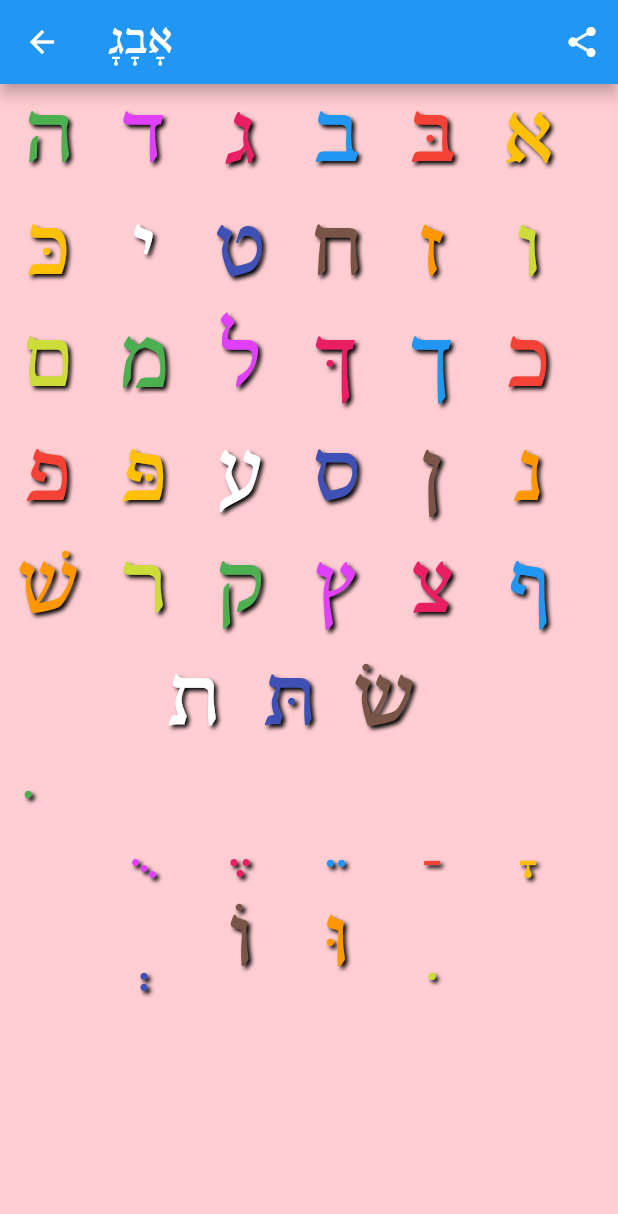
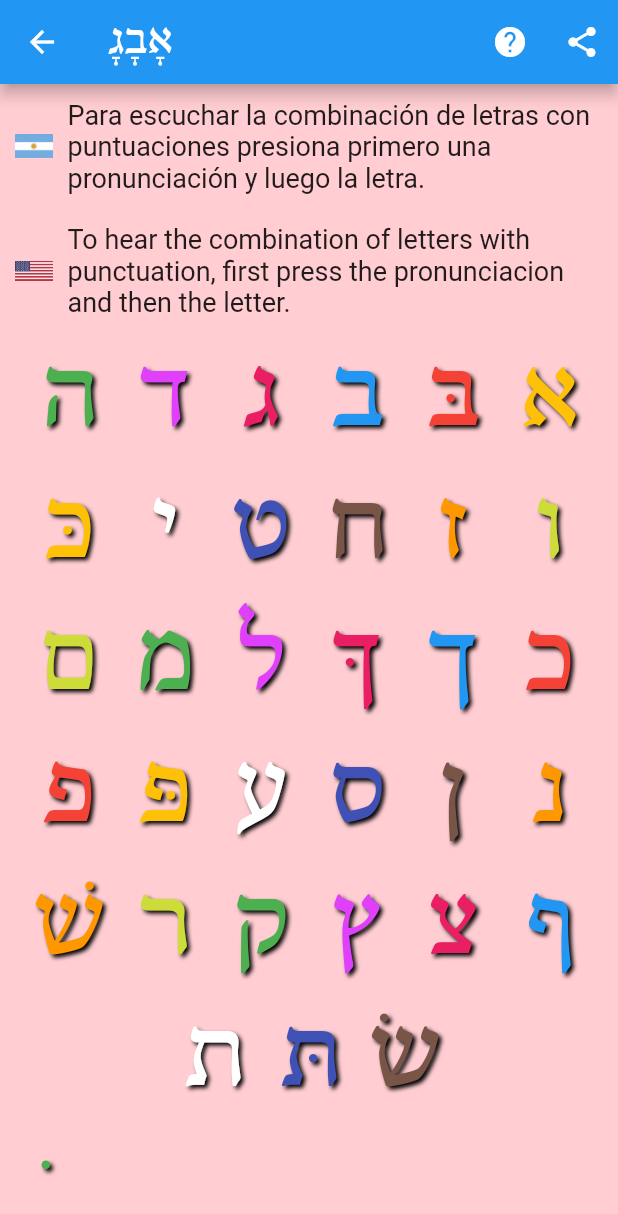
Before and after one commit to tuvia/komatzalef, a Flutter app: the WidgetAvaros screen opened directly, on a phone screen of 412 x 824 dp. Shown: the top 1214 px of the screen. Run offline on Flutter 3.47's test engine with Material 2 defaults, Android fonts, the phone set to English and light mode, and no system bars; our stand-ins replace just_audio, share; missing offline and left inert: blinking_text.

Commit message:
Stable version

```diff
--- a/lib/globals.dart
+++ b/lib/globals.dart
@@ -1,7 +1,7 @@
+import 'dart:io';
 import 'package:flutter/material.dart';
 import 'package:komatzalef/shvo.dart';
 import 'package:share/share.dart';
-import 'dart:io';
 import 'package:blinking_text/blinking_text.dart';
 import 'package:just_audio/just_audio.dart';
 
@@ -14,6 +14,8 @@
 
 const double globalElevation = 12.0;
 const double globalInset = 8.0;
+const String globalFontFamily = "SBL";
+const double globalFontSize = 70;
 
 
 class ScreenDefinition {
@@ -165,7 +167,7 @@
 /*
  * This function build the regular screen showing words
  */
-Widget buildWordsScreen(String title, List<Word> words, {String spanish = "", String english = "", ShvoType type = ShvoType.one}) {
+Widget buildWordsScreen(BuildContext context, String title, List<Word> words, {String spanish = "", String english = "", ShvoType type = ShvoType.one}) {
   List<Widget> wl = [];
 
   // This would be the description of the rules explained
@@ -203,7 +205,7 @@
 
   return Scaffold(
     backgroundColor: globalColor,
-    appBar: buildAppBar(title),
+    appBar: buildAppBar(context, title),
     body: Padding(
       padding: const EdgeInsets.all(globalInset),
       child: SingleChildScrollView(
@@ -238,7 +240,7 @@
             textAlign: TextAlign.center,
             style: TextStyle(
               color: screens[index].textColor,
-              fontFamily: "SBL",
+              fontFamily: globalFontFamily,
               fontSize: 70,
               shadows: const [
                 Shadow(
@@ -280,10 +282,21 @@
    * This is because of the Parental Gate.
    * All Screens call this function
    */
-AppBar buildAppBar(String title) {
+AppBar buildAppBar(BuildContext context, String title) {
+  IconButton helpIcon = IconButton(
+    onPressed: () {
+      Navigator.push(
+          context,
+          MaterialPageRoute(
+              builder: (context) => const WidgetHelpScreen()));
+    }, icon: const Icon(Icons.help),
+  );
+
   if (Platform.isAndroid) {
+
     return AppBar(
       actions: [
+        helpIcon,
         IconButton(
             onPressed: () {
               const url =
@@ -295,19 +308,51 @@
             icon: const Icon(Icons.share)),
       ],
       title: Text(title, style: const TextStyle(
-        fontFamily: "SBL",
+        fontFamily: globalFontFamily,
         fontSize: 30,
       ),),
     );
   } else {
     return AppBar(
+      actions: [
+        helpIcon,
+      ],
       title: Text(title, style: const TextStyle(
-      fontFamily: "SBL",
+        fontFamily: globalFontFamily,
         fontSize: 30,
       ),),
     );
   }
 }
+
+
+
+/*
+ * This widget prints the disclaimer message
+ */
+class WidgetHelpScreen extends StatelessWidget {
+  const WidgetHelpScreen({Key? key}) : super(key: key);
+
+  static String spanish = "Sobre gramática hebrea hay dos opiniones generales: GRO (Gaón Rabí Eliahu) y RAZO (Rabí Zalman Heno). Los líderes de Jabad acostumbraban a pronunciar como el RAZO. Esa es la costumbre de Jabad. Esta aplicación está construida alrededor de esa opinión.";
+  static String english = "Regarding hebrew grammar there are two general opinions: GRO (Gaon Rabbi Elyiahu) and RAZO (Rabbi Zalman Heno). The Chabad leaders used to pronounce like the RAZO. That is the custom in Chabad. This application is built around that opinion.";
+
+  @override
+  Widget build(BuildContext context) {
+    return Scaffold(
+      backgroundColor: globalColor,
+      appBar: buildAppBar(context, ""),
+      body: Padding(
+        padding: const EdgeInsets.all(globalInset),
+        child: SingleChildScrollView(
+            child:  buildDescriptions(english: english, spanish: spanish)
+        ),
+      ),
+    );
+  }
+}
+
+
+
 
 
 /*
--- a/lib/hei.dart
+++ b/lib/hei.dart
@@ -42,6 +42,6 @@
     String spanish = "Cuando la letra HEI está al final de una palabra y tiene un DOGUESH adentro, tiene un sonido especial, como aire saliendo de la garganta.";
     String english = "When the letter HEI is at the end of a word and has a DOGESH inside, ha s aspecial sound, like air coming out of the throat.";
 
-    return buildWordsScreen(title, words, spanish: spanish, english: english);
+    return buildWordsScreen(context, title, words, spanish: spanish, english: english);
   }
 }
--- a/lib/jes.dart
+++ b/lib/jes.dart
@@ -58,6 +58,6 @@
     String spanish = "Cuando la letra JES aparece con un PATOJ al comienzo o en medio de la palabra, suenan JA. Pero cuando aparecen al final de una palabra, suena AJ.";
     String english = "When the letter CHES appears with a PATOCH at the beginning or in the middle of a word, they sound CHA. But when appear at the end of a word, they sound ACH.";
 
-    return buildWordsScreen(title, words, spanish: spanish, english: english);
+    return buildWordsScreen(context, title, words, spanish: spanish, english: english);
   }
 }
--- a/lib/letters.dart
+++ b/lib/letters.dart
@@ -86,10 +86,12 @@
     notifyListeners();
   }
 
-  void arrange() {
+  void arrange({bool notify = true}) {
     workingLetters.clear();
     workingLetters.addAll(letters);
+    if (notify) {
       notifyListeners();
+    }
   }
 
   void play(Ois ois) async {
@@ -654,12 +656,12 @@
 
 
 
-  String getAvara(Ois ois, Nekuda nekuda) {
+  Avara getAvara(Ois ois, Nekuda nekuda) {
     List<Avara> _list = _getAvaraList(nekuda);
 
     // find the proper avara in the list
     int index = _list.indexWhere((element) => element.sound.substring(3, 5).contains(ois.sound.substring(1, 3)));
-    return _list[index].avara;
+    return _list[index];
   }
 
 
@@ -670,8 +672,9 @@
 class Nekuda {
   final String nekuda;
   late String sound;
+  final String withAlef;
 
-  Nekuda(this.nekuda, this.sound) {
+  Nekuda(this.nekuda, this.sound, this.withAlef) {
     sound = 'n' + sound + '.mp3';
   }
 }
@@ -688,16 +691,16 @@
     // Initialize audio player
     audioPlayer = AudioPlayer();
 
-    nekudos.add(Nekuda('ָ ', "00")); // komatz
-    nekudos.add(Nekuda('ַ ', "01")); // pataj
-    nekudos.add(Nekuda('ֵ ', "02")); // tzeire
-    nekudos.add(Nekuda('ֶ ', "03")); // segol
-    nekudos.add(Nekuda('ֻ ', "04")); // shuruk
-    nekudos.add(Nekuda('ֹ ', "05")); // joilom
-    nekudos.add(Nekuda('ִ ', "06")); // jirik
-    nekudos.add(Nekuda("וּ", "07")); // kubutz
-    nekudos.add(Nekuda('ֹו', "09")); // Joilom Molei
-    nekudos.add(Nekuda('ְ ', "08")); // shvo
+    nekudos.add(Nekuda('ָ ', "00", "אָ")); // komatz
+    nekudos.add(Nekuda('ַ ', "01", "אַ")); // pataj
+    nekudos.add(Nekuda('ֵ ', "02", "אֵ")); // tzeire
+    nekudos.add(Nekuda('ֶ ', "03", "אֶ")); // segol
+    nekudos.add(Nekuda('ֻ ', "04", "אֻ")); // shuruk
+    nekudos.add(Nekuda('ֹ ', "05", "אֹ")); // joilom
+    nekudos.add(Nekuda('ִ ', "06", "אִ")); // jirik
+    nekudos.add(Nekuda("וּ", "07", "אוּ")); // kubutz
+    nekudos.add(Nekuda('ֹו', "09", "אוֹ")); // Joilom Molei
+    nekudos.add(Nekuda('ְ ', "08", "אְ")); // shvo
 
 
     workingNekudos.addAll(nekudos);
@@ -726,10 +729,12 @@
     notifyListeners();
   }
 
-  void arrange() {
+  void arrange({bool notify = true}) {
     workingNekudos.clear();
     workingNekudos.addAll(nekudos);
+    if (notify) {
       notifyListeners();
+    }
   }
 
 }
@@ -759,7 +764,7 @@
 
     return Scaffold(
       backgroundColor: globalColor,
-      appBar: buildAppBar(widget.title),
+      appBar: buildAppBar(context, widget.title),
       body: Consumer<OisProvider>(builder: (context, oisProvider, child) {
         List _list = oisProvider.get();
 
@@ -814,11 +819,12 @@
       ),
       onPressed: () async {
         oisProvider.play(ois);
+        await dialogScreen(context, ois.ois, ois.sound);
       },
       child: Text(ois.ois,
           style: TextStyle(
-            fontFamily: "SBL",
-            fontSize: 60,
+            fontFamily: globalFontFamily,
+            fontSize: globalFontSize,
             color: letterColors[colorIndex],
             shadows: const [
               Shadow(
@@ -850,7 +856,7 @@
 
     return Scaffold(
       backgroundColor: globalColor,
-      appBar: buildAppBar(widget.title),
+      appBar: buildAppBar(context, widget.title),
       body: Consumer<NekudaProvider>(builder: (context, nekudaProvider, child) {
         List _list = nekudaProvider.get();
 
@@ -858,6 +864,9 @@
         for (int i = 0; i < _list.length; i++) {
           wl.add(buildNekuda(nekudaProvider, _list[i]));
         }
+
+        wl.add(const SizedBox(height: 15,));
+        wl.add(buildNekudosTable());
 
         return SingleChildScrollView(
           child: Wrap(
@@ -904,11 +913,12 @@
       ),
       onPressed: () async {
         nekudaProvider.play(nekuda);
+        await dialogScreen(context, nekuda.withAlef, nekuda.sound);
       },
       child: Text(nekuda.nekuda,
           style: TextStyle(
-            fontFamily: "SBL",
-            fontSize: 60,
+            fontFamily: globalFontFamily,
+            fontSize: globalFontSize,
             color: letterColors[colorIndex],
             shadows: const [
               Shadow(
@@ -944,7 +954,11 @@
   @override
   void initState() {
     _oisProvider = Provider.of<OisProvider>(context, listen: false);
+    _oisProvider.arrange(notify: false);
+
     _nekudaProvider = Provider.of<NekudaProvider>(context, listen: false);
+    _nekudaProvider.arrange(notify: false);
+
     _avaraProvider = Provider.of<AvaraProvider>(context, listen: false);
     super.initState();
   }
@@ -955,7 +969,7 @@
 
       return Scaffold(
         backgroundColor: globalColor,
-        appBar: buildAppBar(widget.title),
+        appBar: buildAppBar(context, widget.title),
         body: buildAvaros(),
       );
     }
@@ -966,9 +980,14 @@
 
       List<Ois> letters = _oisProvider.get();
       List<Nekuda> nekudos = _nekudaProvider.get();
+
       List<Widget> wl1 = [];
       List<Widget> wl2 = [];
 
+      String spanish = "Para escuchar la combinación de letras con puntuaciones presiona primero una pronunciación y luego la letra.";
+      String english = "To hear the combination of letters with punctuation, first press the pronunciacion and then the letter.";
+      wl1.add(buildDescriptions(spanish: spanish, english: english));
+      wl1.add(const SizedBox(height: 15));
 
       for (int i = 0; i < letters.length; i++) {
         wl1.add(TextButton(
@@ -984,7 +1003,8 @@
                 _avaraProvider.play(letters[i], nekudaPressed);
                 wasNekudaPressed = false;
 
-                await dialogScreen(context, letters[i], nekudaPressed);
+                Avara avara = _avaraProvider.getAvara(letters[i], nekudaPressed);
+                await dialogScreen(context, avara.avara, avara.sound);
               }
             } else {
               wasNekudaPressed = false;
@@ -992,8 +1012,8 @@
           },
           child: Text(letters[i].ois,
               style: TextStyle(
-                fontFamily: "SBL",
-                fontSize: 60,
+                fontFamily: globalFontFamily,
+                fontSize: globalFontSize,
                 color: letterColors[colorIndex],
                 shadows: const [
                   Shadow(
@@ -1025,8 +1045,8 @@
           },
           child: Text(nekudos[i].nekuda,
               style: TextStyle(
-                fontFamily: "SBL",
-                fontSize: 60,
+                fontFamily: globalFontFamily,
+                fontSize: globalFontSize,
                 color: letterColors[colorIndex],
                 shadows: const [
                   Shadow(
@@ -1065,12 +1085,13 @@
       );
 
   }
+}
 
 
 /*
  * This functions actually shows a letter or avara
  */
-  Future dialogScreen(BuildContext context, Ois ois, Nekuda nekuda) async {
+Future dialogScreen(BuildContext context, String text, String sound) async {
 
   return showDialog(
     context: context,
@@ -1086,10 +1107,10 @@
                 Navigator.pop(context);
               },
               child: Text(
-                  _avaraProvider.getAvara(ois, nekuda),
+                text,
                 style: const TextStyle(
                   fontSize: 300,
-                    fontFamily: 'SBL',
+                  fontFamily: globalFontFamily,
                   shadows: [
                     Shadow(
                       offset: Offset(5.0, 5.0),
@@ -1106,7 +1127,7 @@
                 padding: const EdgeInsets.all(10),
                 child: FloatingActionButton(
                   onPressed: () async {
-                      _avaraProvider.play(ois, nekuda);
+                    play(sound);
                   },
                   child: const Icon(Icons.replay),
                   backgroundColor: Colors.blue,
@@ -1119,4 +1140,3 @@
     },
   );
 }
-}
--- a/lib/main.dart
+++ b/lib/main.dart
@@ -14,9 +14,7 @@
  * Main screens
  */
 const List<ScreenDefinition> screenList = [
-  //ScreenDefinition(WidgetLettersNekudos(type: LettersScreenType.justLetters, title:  "אבג",), "אבג", Colors.red, Colors.amber),
-  //ScreenDefinition(WidgetLettersNekudos(type: LettersScreenType.justNekudos, title: "ֵ ַ ָ ",), "ֵ ַ ָ ", Colors.amber, Colors.red),
-  //ScreenDefinition(WidgetLettersNekudos(type: LettersScreenType.lettersWithNekudos, title: "אָבָגָ",), "אָבָגָ", Colors.blue, Colors.lime),
+
   ScreenDefinition(
       WidgetLettersNekudos(
         title: "אבג",
@@ -129,7 +127,7 @@
   Widget build(BuildContext context) {
     return Scaffold(
         backgroundColor: globalColor,
-        appBar: buildAppBar(globalTitle),
+        appBar: buildAppBar(context, globalTitle),
         body: Container(
             color: globalColor,
             padding: const EdgeInsets.all(globalInset),
--- a/lib/shema.dart
+++ b/lib/shema.dart
@@ -115,7 +115,7 @@
   Widget build(BuildContext context) {
     return Scaffold(
       backgroundColor: globalColor,
-      appBar: buildAppBar(widget.title),
+      appBar: buildAppBar(context, widget.title),
       body: Padding(
         padding: const EdgeInsets.all(globalInset),
         child: SingleChildScrollView(
--- a/lib/shvo.dart
+++ b/lib/shvo.dart
@@ -39,7 +39,7 @@
   Widget build(BuildContext context) {
     return Scaffold(
         backgroundColor: globalColor,
-        appBar: buildAppBar(title),
+        appBar: buildAppBar(context, title),
     body:
         Container(
             padding: const EdgeInsets.all(globalInset),
@@ -345,6 +345,6 @@
         break;
     }
 
-    return buildWordsScreen(title, words, spanish: spanish, english: english, type: type);
+    return buildWordsScreen(context, title, words, spanish: spanish, english: english, type: type);
   }
 }
```
Lines whose indentation alone changed are shown as unchanged.
